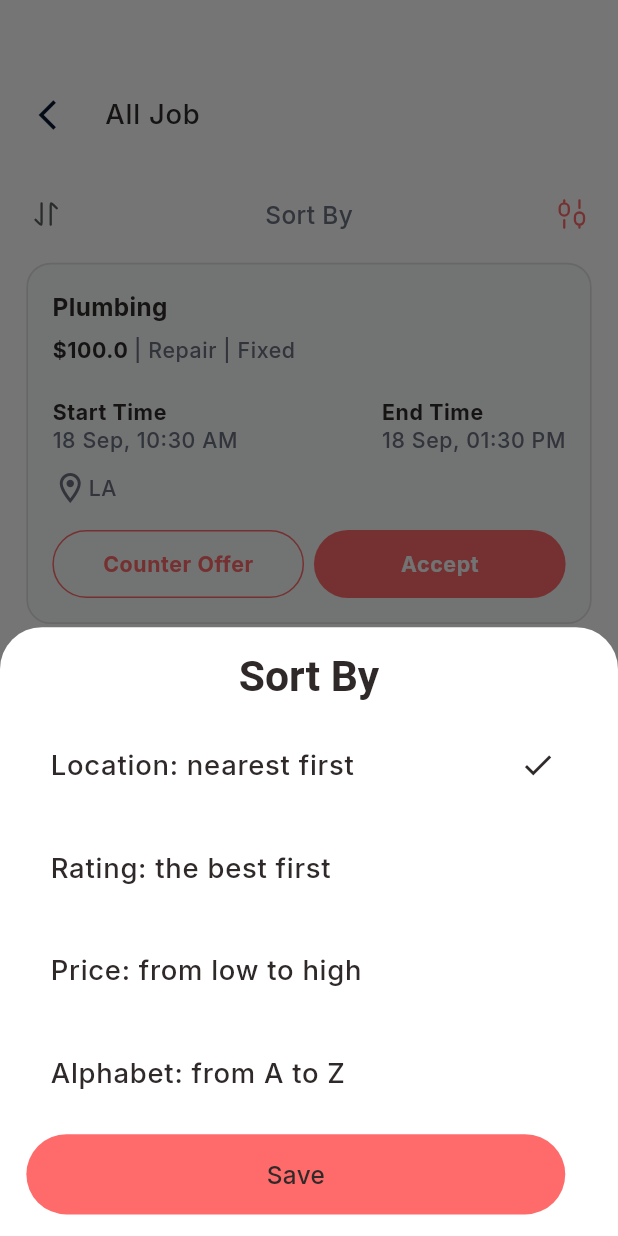
After one commit to backbencherstudio/metalhead10701_app, a Flutter app: the BrowseJobScreen screen opened by its route, after a tap on an icon or button, on a phone screen of 412 x 824 dp. The commit adds this screen. Run offline on Flutter 3.47's test engine with Material 3 defaults, Android fonts, the phone set to English and light mode, and no system bars; our stand-ins replace dotted_border, fl_chart, flutter_riverpod, flutter_screenutil, flutter_svg, go_router and 2 more.

```diff
--- a/lib/core/routes/part_of_import.dart
+++ b/lib/core/routes/part_of_import.dart
@@ -2,6 +2,7 @@ import 'package:flutter/material.dart';
 import 'package:go_router/go_router.dart';
 import 'package:metal_head/core/routes/route_name.dart';
 import 'package:metal_head/features/screen/after_accept_counter_offer/presentation/after_accept_counter_offer.dart';
+import 'package:metal_head/features/screen/browse_job_screen/presentation/browse_job_screen.dart';
 import 'package:metal_head/features/screen/dashboard_flow/user/user_home_screen/presentation/user_home_screen.dart';
 import 'package:metal_head/features/screen/job_counter_offer_screen/presentation/counter_offer_accepted_screen.dart';
 import 'package:metal_head/features/screen/job_post_screen/presentation/job_post_screen.dart';
--- a/lib/core/routes/route_config.dart
+++ b/lib/core/routes/route_config.dart
@@ -2,6 +2,7 @@ part of 'part_of_import.dart';
 
 class RouteConfig {
   GoRouter goRouter = GoRouter(
+    // initialLocation: RouteName.browseJobScreen,
     initialLocation: RouteName.splashScreen,
 
     routes: [
@@ -277,6 +278,14 @@ class RouteConfig {
         },
       ),
 
+      GoRoute(
+        name: RouteName.browseJobScreen,
+        path: RouteName.browseJobScreen,
+        pageBuilder: (context, state) {
+          return const MaterialPage(child: BrowseJobScreen());
+        },
+      ),
+
       // GoRoute(
       //   name: RouteName.ebookPlay,
       //   path: '${RouteName.ebookPlay}/:ebookId',
--- a/lib/core/routes/route_name.dart
+++ b/lib/core/routes/route_name.dart
@@ -38,6 +38,7 @@ class RouteName {
   static const String counterOfferAcceptedScreen = "/CounterOfferAcceptedScreen";
   static const String profileScreen = "/ProfileScreen";
   static const String personalInfoEditingScreen = "/PersonalInfoEditingScreen";
+  static const String browseJobScreen = "/BrowseJobScreen";
 
 
   //Search Flow
--- a/lib/features/common_widgets/custom_job_card.dart
+++ b/lib/features/common_widgets/custom_job_card.dart
@@ -124,9 +124,10 @@ class CustomJobCard extends ConsumerWidget {
             SizedBox(height: 16.h),
             Row(
               //mainAxisSize: MainAxisSize.min,
-              mainAxisAlignment: MainAxisAlignment.spaceBetween,
+             // mainAxisAlignment: MainAxisAlignment.spaceBetween,
               children: [
-                CustomButton(
+                Expanded(
+                  child: CustomButton(
                     padding: EdgeInsets.all(12.r),
                     width: 135.w,
                     text: "Counter Offer",
@@ -141,7 +142,10 @@ class CustomJobCard extends ConsumerWidget {
                       context.push(RouteName.jobCounterOfferOfferScreen);
                     },
                   ),
-                CustomButton(
+                ),
+                SizedBox(width: 6.w),
+                Expanded(
+                  child: CustomButton(
                     padding: EdgeInsets.all(12.r),
                     width: 135.w,
                     text: 'Accept',
@@ -156,6 +160,7 @@ class CustomJobCard extends ConsumerWidget {
                       onConfirmAcceptanceTap(context);
                     },
                   ),
+                ),
               ],
             ),
           ],
--- /dev/null
+++ b/lib/features/screen/browse_job_screen/presentation/browse_job_screen.dart
@@ -0,0 +1,149 @@
+import 'package:flutter/material.dart';
+import 'package:flutter_riverpod/flutter_riverpod.dart';
+import 'package:flutter_screenutil/flutter_screenutil.dart';
+import 'package:flutter_svg/flutter_svg.dart';
+import 'package:go_router/go_router.dart';
+import 'package:metal_head/core/theme/theme_extension/app_colors.dart';
+import 'package:metal_head/features/common_widgets/common_search_bar.dart';
+import 'package:metal_head/features/screen/auth_flow/splash/presentation/widgets/custom_button.dart';
+import 'package:metal_head/features/screen/dashboard_flow/data/model/job_model.dart';
+import 'package:metal_head/features/screen/search_flow/data/provider/search_controller.dart';
+import '../../../../core/constant/icons.dart';
+import '../../../../core/routes/route_name.dart';
+import '../../../common_widgets/custom_job_card.dart';
+
+class BrowseJobScreen extends ConsumerStatefulWidget {
+  const BrowseJobScreen({super.key});
+
+  @override
+  ConsumerState<BrowseJobScreen> createState() => _SearchScreenState();
+}
+
+class _SearchScreenState extends ConsumerState<BrowseJobScreen> {
+  late TextEditingController _controller;
+  late FocusNode _focusNode;
+
+  @override
+  void initState() {
+    super.initState();
+    _controller = TextEditingController();
+    _focusNode = FocusNode();
+    _focusNode.addListener(() {
+      if (!_focusNode.hasFocus) {
+        ref.read(searchQuerySuggestionProvider.notifier).state = '';
+      }
+    });
+  }
+
+  @override
+  void dispose() {
+    _controller.dispose();
+    _focusNode.dispose();
+    super.dispose();
+  }
+
+  @override
+  Widget build(BuildContext context) {
+    final style = Theme.of(context).textTheme;
+    final filteredJobs = ref.watch(filteredJobsProvider);
+    final filteredSuggestions = ref.watch(filteredJobsSuggestionProvider);
+    final isSuggestion = ref.watch(isSuggestionOn);
+    final jobList = isSuggestion ? filteredSuggestions : filteredJobs;
+
+    return Scaffold(
+      body: Padding(
+        padding: EdgeInsets.symmetric(horizontal: 16.w),
+        child: Column(
+          children: [
+            SizedBox(height: 50.h),
+            Row(
+              children: [
+                InkWell(
+                  child: Padding(
+                    padding: EdgeInsets.all(8.r),
+                    child: Icon(Icons.arrow_back_ios, color: AppColors.headlineTextColor2,),
+                  ),
+                  onTap: ()=> context.pop(),
+                ),
+                Padding(
+                  padding: EdgeInsets.all(12.r),
+                  child: Text("All Job", style: style.bodyLarge,),
+                ),
+              ],
+            ),
+            SizedBox(
+              height: 20.h,
+            ),
+            Padding(
+              padding:  EdgeInsets.symmetric(vertical: 8.r),
+              child: Row(
+                mainAxisAlignment: MainAxisAlignment.spaceBetween,
+                children: [
+                  InkWell(
+                    child: SvgPicture.asset(
+                      AppIcons.connectionIcon,
+                      height: 24.h,
+                      width: 24.w,
+                    ),
+                    onTap: () async => await showModalBottomSheet(
+                      context: context,
+                      backgroundColor: AppColors.whiteTextColor,
+                      builder: (BuildContext context) {
+                        return SizedBox(
+                          height: 400.h,
+                          child: Padding(
+                            padding: EdgeInsets.symmetric(horizontal: 16.w, vertical: 8.h),
+                            child: Column(
+                              crossAxisAlignment: CrossAxisAlignment.start,
+                              mainAxisAlignment: MainAxisAlignment.spaceAround,
+                              children: [
+                                Center(child: Text("Sort By", style: style.headlineMedium)),
+                                ListTile(
+                                  title: Text("Location: nearest first"),
+                                  trailing: Icon(Icons.check, color: AppColors.headlineTextColor),
+                                ),
+                                ListTile(title: Text("Rating: the best first")),
+                                ListTile(title: Text("Price: from low to high")),
+                                ListTile(title: Text("Alphabet: from A to Z")),
+                                CustomButton(
+                                  text: "Save",
+                                  isBig: true,
+                                  onPressed: () => context.pop(),
+                                ),
+                              ],
+                            ),
+                          ),
+                        );
+                      },
+                    ),
+                  ),
+                  Text("Sort By", style: style.bodyMedium?.copyWith(color: AppColors.greyTextColor)),
+                  InkWell(
+                    child: SvgPicture.asset(
+                      AppIcons.filterIcon,
+                      height: 24.h,
+                      width: 24.w,
+                      colorFilter: ColorFilter.mode(AppColors.bgColor1, BlendMode.srcIn),
+                    ),
+                    onTap: () => context.push(RouteName.filterScreen),
+                  ),
+                ],
+              ),
+            ),
+
+            // Job List
+            Expanded(
+              child: ListView.builder(
+                itemCount: jobs.length, // Directly use 'jobs' list
+                itemBuilder: (context, index) => Padding(
+                  padding: EdgeInsets.symmetric(vertical: 12.h),
+                  child: CustomJobCard(job: jobs[index]), // Display job card
+                ),
+              ),
+            ),
+          ],
+        ),
+      ),
+    );
+  }
+}
--- a/lib/features/screen/dashboard_flow/helper/helper_home_screen/presentation/helper_home_screen.dart
+++ b/lib/features/screen/dashboard_flow/helper/helper_home_screen/presentation/helper_home_screen.dart
@@ -107,6 +107,9 @@ class HelperHomeScreen extends StatelessWidget {
                   title: 'Job Categories',
                   style: style,
                   showViewAll: true,
+                  onTap: (){
+                    // Added job Categories
+                  },
                 ),
                 SizedBox(height: 12.h),
                 ...List.generate(jobTypes.length, (index) {
@@ -123,6 +126,9 @@ class HelperHomeScreen extends StatelessWidget {
                   title: 'Jobs Near By You',
                   style: style,
                   showViewAll: true,
+                  onTap: (){
+                    context.push(RouteName.browseJobScreen);
+                  },
                 ),
                 Column(
                   children: List.generate(3, (jobIndex)=>Padding(
--- a/lib/features/screen/dashboard_flow/user/user_home_screen/presentation/user_home_screen.dart
+++ b/lib/features/screen/dashboard_flow/user/user_home_screen/presentation/user_home_screen.dart
@@ -95,6 +95,9 @@ class UserHomeScreen extends StatelessWidget {
                 title: 'Jobs Near By You',
                 style: style,
                 showViewAll: true,
+                onTap: (){
+                  context.push(RouteName.browseJobScreen);
+                },
               ),
               Column(
                 children: List.generate(
--- a/lib/features/screen/profile_screen/presentation/profile_screen.dart
+++ b/lib/features/screen/profile_screen/presentation/profile_screen.dart
@@ -6,7 +6,6 @@ import 'package:metal_head/core/constant/icons.dart';
 import 'package:metal_head/core/constant/images.dart';
 import 'package:metal_head/core/routes/route_name.dart';
 import 'package:metal_head/core/theme/theme_extension/app_colors.dart';
-import 'package:metal_head/features/common_widgets/common_custom_header.dart';
 
 import 'widgets/personal_info_list.dart';
 
```
Lines whose indentation alone changed are shown as unchanged.
